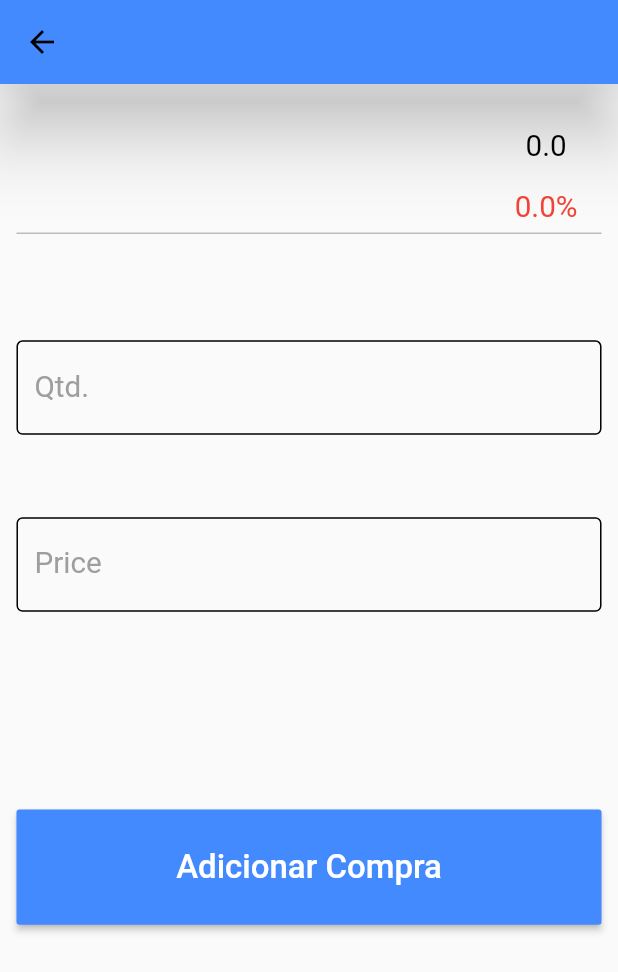
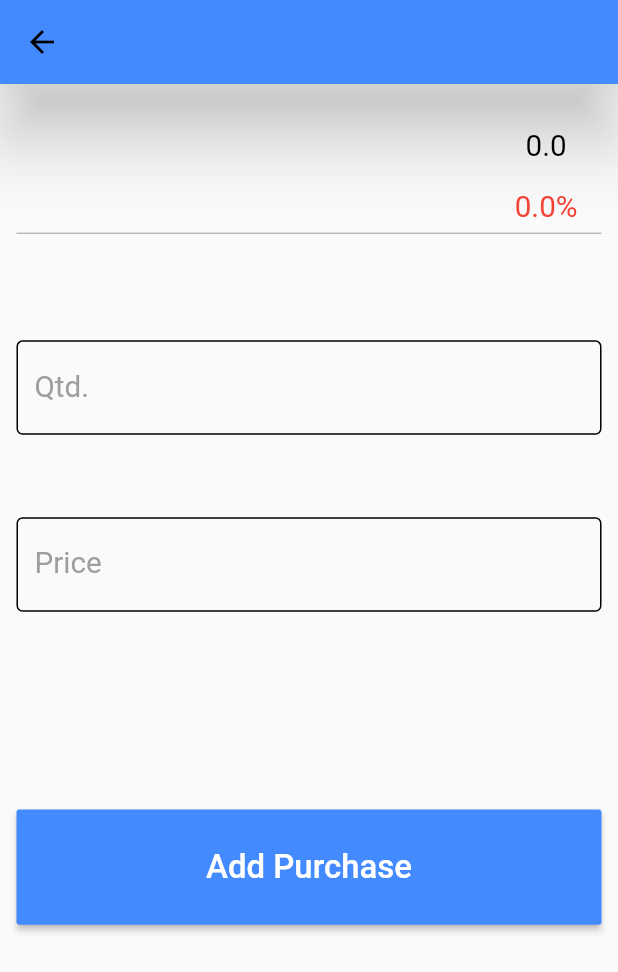
Before and after one commit to iojoaomarcos/Stonks, a Flutter app: the DetalhaIncluiAcao screen opened directly with empty values, on a phone screen of 412 x 824 dp. Shown: the top 972 px of the screen. Run offline on Flutter 3.47's test engine with Material 2 defaults, Android fonts, the phone set to English and light mode, and no system bars; our stand-ins replace firebase_auth, firebase_database, google_sign_in, sqflite; accounts and stored records are empty.

Commit message:
traducao tela 1
detalhe inclui acao

```diff
--- a/Projeto_Final/lib/mercado/detalha_inclui_acao.dart
+++ b/Projeto_Final/lib/mercado/detalha_inclui_acao.dart
@@ -186,7 +186,7 @@ class _DetalhaIncluiAcaoState extends State<DetalhaIncluiAcao> {
               child: RaisedButton(
                 color: Colors.blueAccent,
                 onPressed: () {}, //grava posição no banco
-                child: Text('Adicionar Compra',
+                child: Text('Add Purchase',
                     style: TextStyle(
                         color: Colors.white, fontSize: setWidth(20.0))),
               ),
```
